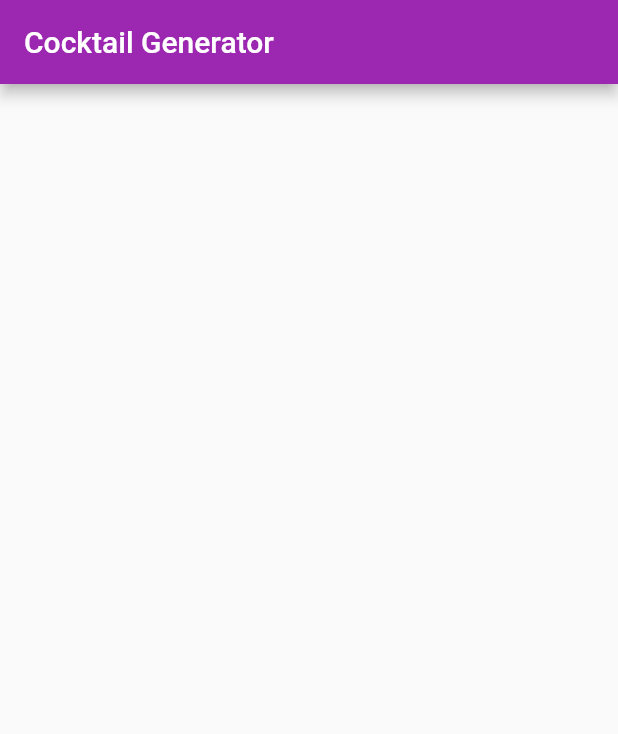
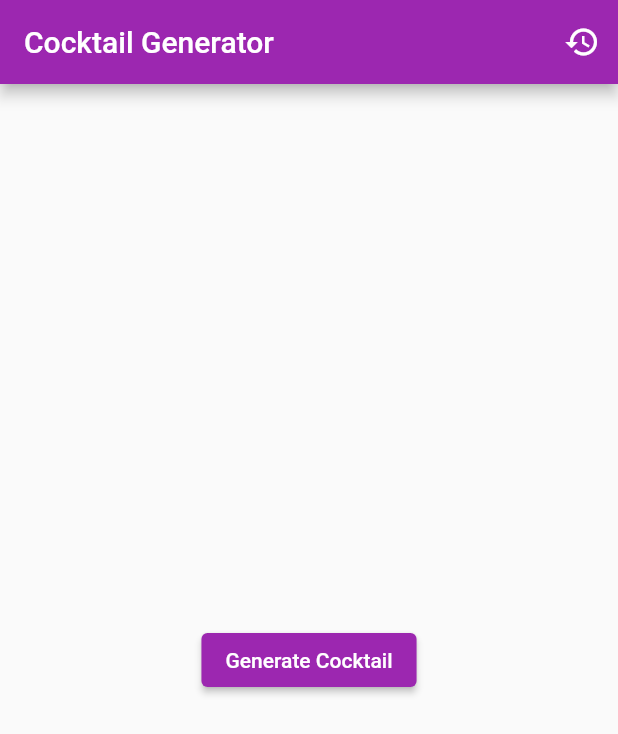
Before and after one commit to SoranRaof/Cocktail-Generator-Flutter, a Flutter app: the screen it shows after launch, on a phone screen of 412 x 824 dp. Shown: the top 734 px of the screen. Run offline on Flutter 3.47's test engine with Material 2 defaults, Android fonts, the phone set to English and light mode, and no system bars; our stand-ins replace dio.

Commit message:
Button generates random cocktail from API, button to show recipe and class to store previous generated cocktails in the session

```diff
--- a/lib/cocktail.dart
+++ b/lib/cocktail.dart
@@ -1,5 +1,3 @@
-import 'package:flutter/foundation.dart';
-
 class Cocktail {
   final String id;
   final String drink;
--- a/lib/cocktail_api.dart
+++ b/lib/cocktail_api.dart
@@ -4,6 +4,7 @@ import 'package:dio/dio.dart';
 class CocktailApi {
   final dio = Dio();
 
+  //Fetches a random cocktail from the API
   Future<List<Cocktail>> getCocktail() async {
     try {
       final response = await dio
--- /dev/null
+++ b/lib/cocktail_generator.dart
@@ -0,0 +1,85 @@
+import 'package:flutter/material.dart';
+import "previous_cocktails.dart";
+import 'cocktail_api.dart';
+import 'cocktail.dart';
+import 'cocktail_instructions.dart';
+
+//Page for the cocktail generator
+class CocktailGenerator extends StatefulWidget {
+  @override
+  CocktailGeneratorState createState() => CocktailGeneratorState();
+}
+
+class CocktailGeneratorState extends State<CocktailGenerator> {
+  final CocktailApi _cocktailApi = CocktailApi();
+  Cocktail? _cocktail;
+  List<Cocktail> _previousCocktails = [];
+
+  void _fetchCocktail() async {
+    try {
+      final cocktail = await _cocktailApi.getCocktail();
+      setState(() {
+        //If the cocktail is already in the list, don't add it again
+        _cocktail =
+            _previousCocktails.contains(cocktail[0]) ? _cocktail : cocktail[0];
+        _previousCocktails.add(cocktail[0]);
+      });
+    } catch (e) {
+      throw Exception('Failed to bring your cocktail: $e');
+    }
+  }
+
+  @override
+  Widget build(BuildContext context) {
+    return Scaffold(
+      appBar: AppBar(
+        title: const Text('Cocktail Generator'),
+        actions: <Widget>[
+          IconButton(
+            icon: Icon(Icons.history),
+            onPressed: () {
+              Navigator.push(
+                context,
+                MaterialPageRoute(
+                  builder: (context) =>
+                      PreviousCocktailsPage(_previousCocktails),
+                ),
+              );
+            },
+          ),
+        ],
+      ),
+      body: Center(
+        child: _cocktail == null
+            ? ElevatedButton(
+                child: Text('Generate Cocktail'),
+                onPressed: _fetchCocktail,
+              )
+            : Column(
+                children: <Widget>[
+                  Image.network(_cocktail!.image),
+                  Text(_cocktail!.drink),
+                  Text(_cocktail!.category),
+                  Text(_cocktail!.alcoholic),
+                  ElevatedButton(
+                    child: Text('Generate Another Cocktail'),
+                    onPressed: _fetchCocktail,
+                  ),
+                  ElevatedButton(
+                    child: Text('See Details'),
+                    onPressed: () {
+                      Navigator.push(
+                        context,
+                        MaterialPageRoute(
+                          builder: (context) =>
+                              CocktailInstructionsPage(_cocktail!),
+                        ),
+                      );
+                    },
+                  ),
+                ],
+              ),
+      ),
+    );
+  }
+}
--- a/lib/cocktail_instructions.dart
+++ b/lib/cocktail_instructions.dart
@@ -1,52 +1,46 @@
+import 'cocktail.dart';
 import 'package:flutter/material.dart';
-import 'cocktail_api.dart';
-import 'cocktail.dart';
 
-class CocktailInstructions extends StatefulWidget {
-  @override
-  CocktailInstructionsState createState() => CocktailInstructionsState();
-}
+//Instructions page for the selected cocktail
+class CocktailInstructionsPage extends StatelessWidget {
+  final Cocktail cocktail;
 
-class CocktailInstructionsState extends State<CocktailInstructions> {
-  final CocktailApi _cocktailApi = CocktailApi();
-  List<Cocktail> _cocktail = [];
-
-  void _fetchCocktail() async {
-    try {
-      final cocktail = await _cocktailApi.getCocktail();
-      setState(() {
-        _cocktail = cocktail;
-      });
-    } catch (e) {
-      throw Exception('Failed to bring your cocktail: $e');
-    }
-  }
-
-  @override
-  void initState() {
-    super.initState();
-    _fetchCocktail();
-  }
+  CocktailInstructionsPage(this.cocktail);
 
   @override
   Widget build(BuildContext context) {
     return Scaffold(
       appBar: AppBar(
-        title: const Text('Cocktail Generator'),
+        title: Text(cocktail.drink),
       ),
-      body: Center(
-        child: ListView.builder(
-          itemCount: _cocktail.length,
-          itemBuilder: (context, index) {
-            final cocktail = _cocktail[index];
-            return ListTile(
-              leading: Image.network(cocktail.image),
-              title: Text(cocktail.drink),
-              subtitle: Text(cocktail.category),
-              trailing: Text(cocktail.alcoholic),
-              onTap: () {},
-            );
-          },
+      body: SingleChildScrollView(
+        child: Padding(
+          padding: const EdgeInsets.all(8.0),
+          child: Column(
+            children: <Widget>[
+              Image.network(cocktail.image),
+              Text(cocktail.drink),
+              Text(cocktail.category),
+              Text(cocktail.alcoholic),
+              Text(cocktail.glass),
+              if (cocktail.ingredient1 != null) Text(cocktail.ingredient1!),
+              if (cocktail.ingredient2 != null) Text(cocktail.ingredient2!),
+              if (cocktail.ingredient3 != null) Text(cocktail.ingredient3!),
+              if (cocktail.ingredient4 != null) Text(cocktail.ingredient4!),
+              if (cocktail.ingredient5 != null) Text(cocktail.ingredient5!),
+              if (cocktail.ingredient6 != null) Text(cocktail.ingredient6!),
+              if (cocktail.ingredient7 != null) Text(cocktail.ingredient7!),
+              if (cocktail.ingredient8 != null) Text(cocktail.ingredient8!),
+              if (cocktail.ingredient9 != null) Text(cocktail.ingredient9!),
+              if (cocktail.ingredient10 != null) Text(cocktail.ingredient10!),
+              if (cocktail.ingredient11 != null) Text(cocktail.ingredient11!),
+              if (cocktail.ingredient12 != null) Text(cocktail.ingredient12!),
+              if (cocktail.ingredient13 != null) Text(cocktail.ingredient13!),
+              if (cocktail.ingredient14 != null) Text(cocktail.ingredient14!),
+              if (cocktail.ingredient15 != null) Text(cocktail.ingredient15!),
+              Text(cocktail.instructions),
+            ],
+          ),
         ),
       ),
     );
--- a/lib/main.dart
+++ b/lib/main.dart
@@ -1,5 +1,5 @@
 import 'package:flutter/material.dart';
-import 'cocktail_instructions.dart';
+import 'cocktail_generator.dart';
 
 void main() {
   runApp(MaterialApp(
@@ -7,6 +7,6 @@ void main() {
     theme: ThemeData(
       primarySwatch: Colors.purple,
     ),
-    home: CocktailInstructions(),
+    home: CocktailGenerator(),
   ));
 }
```
Also changed, not shown: lib/previous_cocktails.dart (added, +48 -0 lines), 1 other file.
